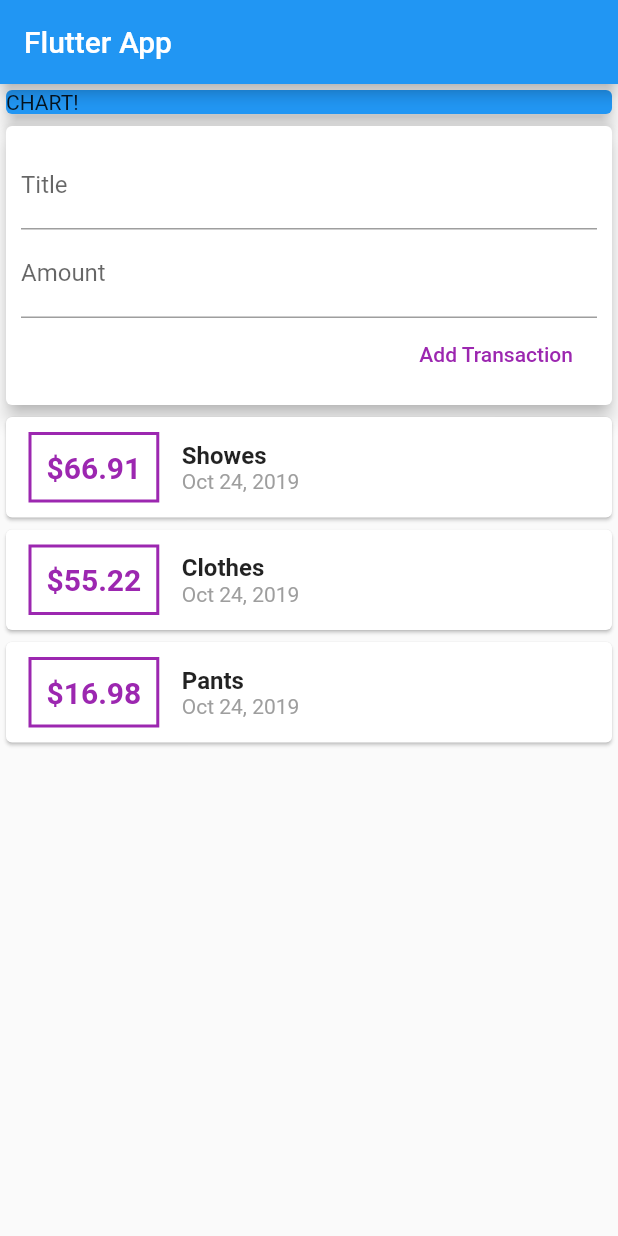
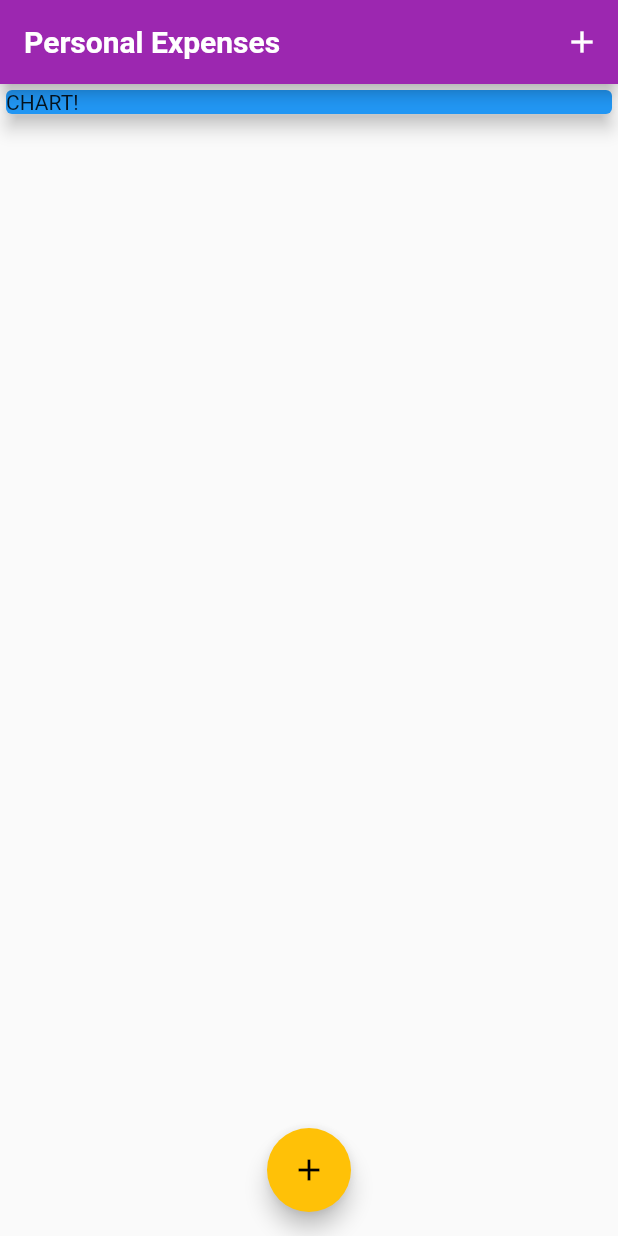
Before and after one commit to niushay/transactions, a Flutter app: the screen it shows after launch, on a phone screen of 412 x 824 dp. Run offline on Flutter 3.47's test engine with Material 2 defaults, Android fonts, the phone set to English and light mode, and no system bars; Roboto replaces fonts that are missing (QuickSans).

Commit message:
input and output styling

```diff
--- a/lib/main.dart
+++ b/lib/main.dart
@@ -1,7 +1,8 @@
 import 'package:flutter/material.dart';
-import 'package:intl/intl.dart';
 
-import './transaction.dart';
+import './models/transaction.dart';
+import './widgets/new_transaction.dart';
+import './widgets/transaction_list.dart';
 
 void main() => runApp(MyApp());
 
@@ -9,31 +10,90 @@ class MyApp extends StatelessWidget {
   @override
   Widget build(BuildContext context) {
     return MaterialApp(
-      title: 'Flutter App',
+      title: 'Personal Expenses',
+      theme: ThemeData(
+          primarySwatch: Colors.purple,
+          accentColor: Colors.amber,
+          fontFamily: 'Opensans',
+          textTheme: ThemeData.light().textTheme.copyWith(
+              title: TextStyle(
+                  fontFamily: 'QuickSans',
+                  fontSize: 18,
+                  fontWeight: FontWeight.bold)),
+          appBarTheme: AppBarTheme(
+              textTheme: ThemeData.light().textTheme.copyWith(
+                  title: TextStyle(
+                      fontFamily: 'QuickSans',
+                      fontSize: 20,
+                      fontWeight: FontWeight.bold)))),
       home: MyHomePage(),
     );
   }
 }
 
-class MyHomePage extends StatelessWidget {
-  final List<Transaction> transactions = [
-    Transaction(id: 't1', title: 'Showes', amount: 66.91, date: DateTime.now()),
+class MyHomePage extends StatefulWidget {
+
+  @override
+  _MyHomePageState createState() => _MyHomePageState();
+}
+
+class _MyHomePageState extends State<MyHomePage> {
+  final List<Transaction> _userTransactions = [
+    /*Transaction(
+      id: 't1',
+      title: 'New Shoes',
+      amount: 69.99,
+      date: DateTime.now(),
+    ),
     Transaction(
-        id: 't2', title: 'Clothes', amount: 55.22, date: DateTime.now()),
-    Transaction(id: 't3', title: 'Pants', amount: 16.98, date: DateTime.now()),
+      id: 't2',
+      title: 'Weekly Groceries',
+      amount: 16.53,
+      date: DateTime.now(),
+    ),*/
   ];
-  final titleController = TextEditingController();
-  final amountController = TextEditingController();
 
+  void _addNewTransaction(String txTitle, double txAmount) {
+    final newTx = Transaction(
+      title: txTitle,
+      amount: txAmount,
+      date: DateTime.now(),
+      id: DateTime.now().toString(),
+    );
+
+    setState(() {
+      _userTransactions.add(newTx);
+    });
+  }
+
+  void _startAddNewTransaction(BuildContext ctx) {
+    showModalBottomSheet(
+      context: ctx,
+      builder: (_) {
+        return GestureDetector(
+          onTap: () {},
+          child: NewTransaction(_addNewTransaction),
+          behavior: HitTestBehavior.opaque,
+        );
+      },
+    );
+  }
 
   @override
   Widget build(BuildContext context) {
     return Scaffold(
       appBar: AppBar(
-        title: Text('Flutter App'),
+        title: Text('Personal Expenses'),
+        actions: <Widget>[
+          IconButton(
+            icon: Icon(Icons.add),
+            onPressed: () => _startAddNewTransaction(context),
           ),
-      body: Column(
-        //mainAxisAlignment: MainAxisAlignment.spaceAround,
+        ],
+      ),
+      body: SingleChildScrollView(
+        child: Column(
+          // mainAxisAlignment: MainAxisAlignment.start,
           crossAxisAlignment: CrossAxisAlignment.stretch,
           children: <Widget>[
             Container(
@@ -44,73 +104,14 @@ class MyHomePage extends StatelessWidget {
                 elevation: 5,
               ),
             ),
-          Card(
-            elevation: 5,
-            child: Container(
-              padding: EdgeInsets.all(10),
-              child: Column(
-                crossAxisAlignment: CrossAxisAlignment.end,
-                children: <Widget>[
-                  TextField(
-                    decoration: InputDecoration(labelText: 'Title'),
-                    controller: titleController,
-                  ),
-                  TextField(
-                    decoration: InputDecoration(labelText: 'Amount'),
-                    controller: amountController,
-                  ),
-                  FlatButton(
-                    child: Text(
-                      'Add Transaction',
-                      style: TextStyle(color: Colors.purple),
-                    ),
-                    onPressed: () {
-                      print (titleController);
-                      print (amountController);
-                    },
-                  )
+            TransactionList(_userTransactions),
           ],
         ),
       ),
-          ),
-          Column(
-            children: transactions.map((tx) {
-              return Card(
-                  child: Row(children: <Widget>[
-                Container(
-                  margin: EdgeInsets.symmetric(horizontal: 15, vertical: 10),
-                  child: Text(
-                    '\$${tx.amount}',
-                    style: TextStyle(
-                      fontWeight: FontWeight.bold,
-                      fontSize: 20,
-                      color: Colors.purple,
-                    ),
-                  ),
-                  decoration: BoxDecoration(
-                      border: Border.all(color: Colors.purple, width: 2)),
-                  padding: EdgeInsets.all(10),
-                ),
-                Column(
-                  crossAxisAlignment: CrossAxisAlignment.start,
-                  children: <Widget>[
-                    Text(tx.title,
-                        style: TextStyle(
-                          fontWeight: FontWeight.bold,
-                          fontSize: 16,
-                        )),
-                    Text(
-                      DateFormat.yMMMd().format(tx.date),
-                      style: TextStyle(
-                        color: Colors.grey,
-                      ),
-                    )
-                  ],
-                )
-              ]));
-            }).toList(),
-          ),
-        ],
+      floatingActionButtonLocation: FloatingActionButtonLocation.centerFloat,
+      floatingActionButton: FloatingActionButton(
+        child: Icon(Icons.add),
+        onPressed: () => _startAddNewTransaction(context),
       ),
     );
   }
--- /dev/null
+++ b/lib/widgets/transaction_list.dart
@@ -0,0 +1,50 @@
+import 'package:costs/models/transaction.dart';
+import 'package:flutter/material.dart';
+import 'package:intl/intl.dart';
+
+class TransactionList extends StatelessWidget {
+  final List<Transaction> transaction;
+
+  TransactionList(this.transaction);
+
+  @override
+  Widget build(BuildContext context) {
+    return Container(
+        height: 300,
+        child: ListView.builder(
+          itemBuilder: (cx, index) {
+            return Card(
+                child: Row(children: <Widget>[
+              Container(
+                margin: EdgeInsets.symmetric(horizontal: 15, vertical: 10),
+                child: Text(
+                  '\$${transaction[index].amount.toStringAsFixed(2)}',
+                  style: TextStyle(
+                    fontWeight: FontWeight.bold,
+                    fontSize: 20,
+                    color: Theme.of(context).primaryColor,
+                  ),
+                ),
+                decoration: BoxDecoration(
+                    border: Border.all(color: Theme.of(context).primaryColor, width: 2)),
+                padding: EdgeInsets.all(10),
+              ),
+              Column(
+                crossAxisAlignment: CrossAxisAlignment.start,
+                children: <Widget>[
+                  Text(transaction[index].title,
+                      style: Theme.of(context).textTheme.title,                  ),
+                  Text(
+                    DateFormat.yMMMd().format(transaction[index].date),
+                    style: TextStyle(
+                      color: Theme.of(context).primaryColor,
+                    ),
+                  )
+                ],
+              )
+            ]));
+          },
+          itemCount: transaction.length,
+        ));
+  }
+}
```
Also changed, not shown: lib/widgets/new_transaction.dart (added, +60 -0 lines), pubspec.yaml (+15 -6 lines), assets/fonts/OpenSans-Bold.ttf (added), assets/fonts/OpenSans-Regular.ttf (added), assets/fonts/Quicksand-Bold.ttf (added), assets/fonts/Quicksand-Light.ttf (added), assets/fonts/Quicksand-Medium.ttf (added), assets/fonts/Quicksand-Regular.ttf (added), assets/images/waiting.png (added), lib/models/transaction.dart (renamed from lib/transaction.dart). Lines whose indentation alone changed are shown as unchanged.
